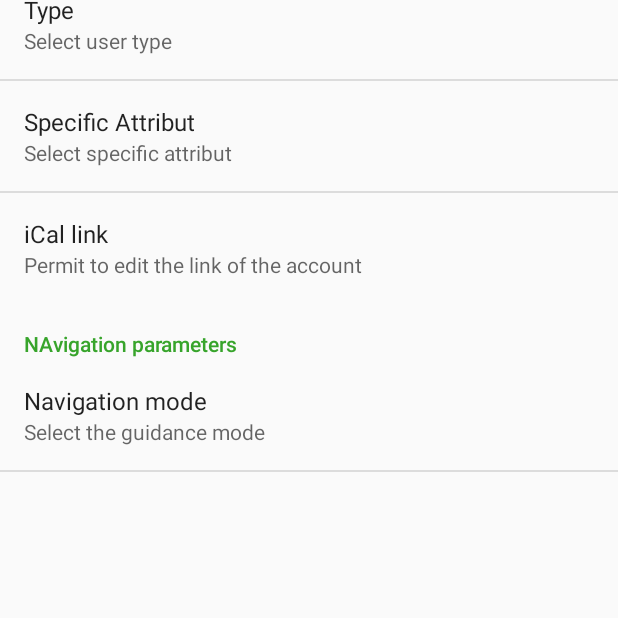
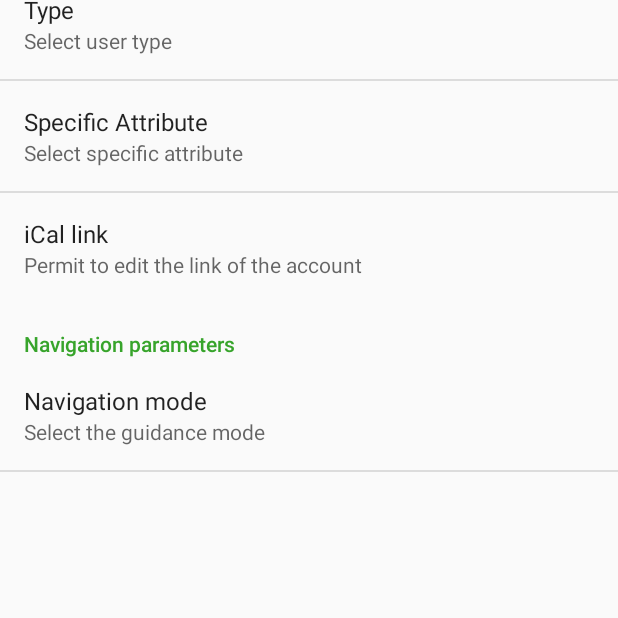
Before and after one commit to anthonyprudhomme/AugmentEPF_mobile_app, an Android app: the SettingsActivity screen opened directly, with no data from a screen before it, on a phone screen of 412 x 824 dp, the part 365-983 px from its top. Run offline under Robolectric (Android 15) with nearby library versions, the phone set to English and light mode, and no system bars; network calls fail.

```diff
--- a/AugmentEPF/app/src/main/res/values/strings.xml
+++ b/AugmentEPF/app/src/main/res/values/strings.xml
@@ -54,9 +54,11 @@
         <item>E-mail</item>
     </string-array>
     <!--____________________________________________________________________________________________
-    |                                        Validate                                              |
+    |                                        Validate                                               |
     _____________________________________________________________________________________________-->
-    <string name="text_validate">Validate the path</string>
+
+    <string name="text_validate">Save the path</string>
+
     <!--_________________________________________________________________________________________-->
     <!--=========================================================================================-->
 
@@ -117,4 +119,22 @@
     </string-array>
     <!--_________________________________________________________________________________________-->
     <!--=========================================================================================-->
+
+    <!--TODO put this at the right place-->
+    <string name="loc_user_summary">Enable/disable the localisation of the device</string>
+    <string name="localisation">Localisation</string>
+    <string name="notif_user_summary">Enable/disable notifications</string>
+    <string name="notification">Notification</string>
+    <string name="general">General</string>
+    <string name="user_parameters">User parameters</string>
+    <string name="type">Type</string>
+    <string name="select_user_type">Select user type</string>
+    <string name="specific_attribute">Specific Attribute</string>
+    <string name="select_specific_attribute">Select specific attribute</string>
+    <string name="ical_link">iCal link</string>
+    <string name="ical_summary">Permit to edit the link of the account</string>
+    <string name="format_ical">Must be like this: http://edt.epf.fr/pegasus/ical.php?v1=…</string>
+    <string name="nav_mode">Navigation mode</string>
+    <string name="select_nav_mode">Select the guidance mode</string>
+    <string name="nav_parameters">Navigation parameters</string>
 </resources>
--- a/AugmentEPF/app/src/main/res/xml/settings.xml
+++ b/AugmentEPF/app/src/main/res/xml/settings.xml
@@ -3,42 +3,42 @@
 
     <!-- General parameters -->
     <PreferenceCategory
-        android:title="General">
+        android:title="@string/general">
 
         <!-- Notification -->
         <CheckBoxPreference
             android:key="notification_user"
-            android:title="Notification"
-            android:summary="Enable/disable notifications"
+            android:title="@string/notification"
+            android:summary="@string/notif_user_summary"
             android:defaultValue="true">
         </CheckBoxPreference>
 
         <!-- Localisation -->
         <CheckBoxPreference
             android:key="localisation_user"
-            android:title="Localisation"
-            android:summary="Enable/disable the localisation of the device"
+            android:title="@string/localisation"
+            android:summary="@string/loc_user_summary"
             android:defaultValue="true">
         </CheckBoxPreference>
     </PreferenceCategory>
 
     <!-- User parameters -->
     <PreferenceCategory
-        android:title="User parameters">
+        android:title="@string/user_parameters">
 
         <!-- User type -->
         <ListPreference
             android:key="type_user"
-            android:title="Type"
-            android:summary="Select user type"
+            android:title="@string/type"
+            android:summary="@string/select_user_type"
             android:entryValues="@array/user_type_values_array">
         </ListPreference>
 
         <!-- Specific attribute -->
         <ListPreference
             android:key="specific_attribute_user"
-            android:title="Specific Attribut"
-            android:summary="Select specific attribut"
+            android:title="@string/specific_attribute"
+            android:summary="@string/select_specific_attribute"
             android:entries="@array/specific_attribute_array"
             android:entryValues="@array/specific_attribute_values_array">
         </ListPreference>
@@ -46,10 +46,10 @@
         <!-- Lien iCal -->
         <EditTextPreference
             android:key="edit"
-            android:title="iCal link"
-            android:summary="Permit to edit the link of the account"
-            android:dialogTitle="iCal link"
-            android:dialogMessage="Must be like this: http://edt.epf.fr/pegasus/ical.php?v1=..."
+            android:title="@string/ical_link"
+            android:summary="@string/ical_summary"
+            android:dialogTitle="@string/ical_link"
+            android:dialogMessage="@string/format_ical"
             android:inputType="text"
             android:singleLine="true">
         </EditTextPreference>
@@ -57,13 +57,13 @@
 
     <!-- Navigation parameters -->
     <PreferenceCategory
-        android:title="NAvigation parameters">
+        android:title="@string/nav_parameters">
 
         <!-- Navigation mode -->
         <ListPreference
             android:key="mode_navigation"
-            android:title="Navigation mode"
-            android:summary="Select the guidance mode"
+            android:title="@string/nav_mode"
+            android:summary="@string/select_nav_mode"
             android:entries="@array/navigation_array"
             android:entryValues="@array/navigation_values_array">
         </ListPreference>
```
Also changed, not shown: 1 other file.
